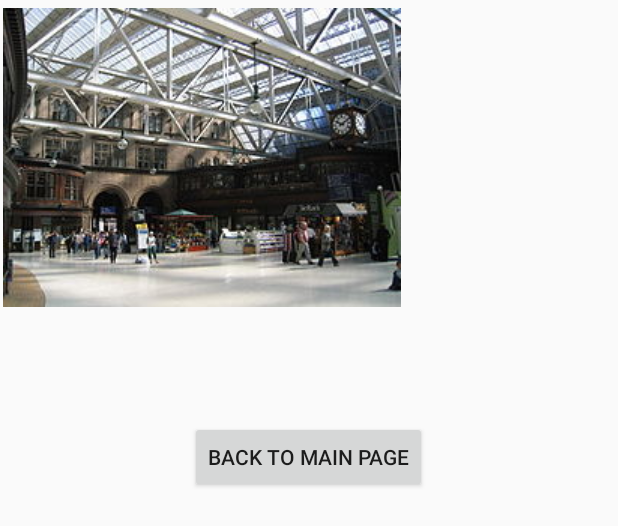
After one commit to mathew1/MobileProgrammingCoursework, an Android app: the layout database_output.xml on its own in the app's theme, with its tools: preview values and no code run, on a phone screen of 412 x 824 dp. The commit adds this screen. Shown: the top 526 px of the screen. Run offline under Robolectric (Android 15) with nearby library versions, the phone set to English and light mode, and no system bars.

Commit message:
Adding Database Code

```diff
--- a/app/src/main/AndroidManifest.xml
+++ b/app/src/main/AndroidManifest.xml
@@ -20,6 +20,9 @@
             android:name=".parserOutputScreen"
             android:label="@string/app_name" />
 
+        <activity
+            android:name=".databaseOutputScreen"
+            android:label="@string/app_name" />
     </application>
 
 </manifest>
--- /dev/null
+++ b/app/src/main/res/layout/database_output.xml
@@ -0,0 +1,45 @@
+<?xml version="1.0" encoding="utf-8"?>
+<LinearLayout xmlns:android="http://schemas.android.com/apk/res/android"
+    android:orientation="vertical" android:layout_width="match_parent"
+    android:layout_height="match_parent">
+
+    <ImageView
+        android:layout_width="wrap_content"
+        android:layout_height="wrap_content"
+        android:layout_centerInParent="true"
+        android:layout_marginTop="5dp"
+        android:layout_marginBottom="5dp"
+        android:paddingLeft="2dp"
+        android:paddingRight="2dp"
+        android:id="@+id/imgViewTrainStation"
+        android:src="@drawable/glasgow_central"/>
+
+    <TextView
+        android:layout_width="wrap_content"
+        android:layout_height="wrap_content"
+        android:textAppearance="?android:attr/textAppearanceMedium"
+        android:layout_marginTop="5dp"
+        android:layout_marginBottom="5dp"
+        android:paddingLeft="2dp"
+        android:paddingRight="2dp"
+        android:textColor="#556B2F"
+        android:id="@+id/trainStationTitle"/>
+
+    <TextView
+        android:layout_width="wrap_content"
+        android:layout_height="wrap_content"
+        android:textAppearance="?android:attr/textAppearanceMedium"
+        android:layout_marginTop="5dp"
+        android:layout_marginBottom="5dp"
+        android:paddingLeft="2dp"
+        android:paddingRight="2dp"
+        android:textColor="#5F9EA0"
+        android:id="@+id/trainStationAddress"/>
+
+    <Button
+        android:layout_width="wrap_content"
+        android:layout_height="wrap_content"
+        android:text="Back to Main Page"
+        android:id="@+id/btnMainPage"
+        android:layout_gravity="center_horizontal" />
+</LinearLayout>
```
Also changed, not shown: app/src/main/java/com/example/mathew/mobileprogrammingcoursework/MainActivity.java (+9 -1 lines), app/src/main/java/com/example/mathew/mobileprogrammingcoursework/databaseInfo.java (added, +46 -0 lines), app/src/main/java/com/example/mathew/mobileprogrammingcoursework/databaseInfoDBMgr.java (added, +186 -0 lines), app/src/main/java/com/example/mathew/mobileprogrammingcoursework/databaseOutputScreen.java (+34 -1 lines), app/src/main/java/com/example/mathew/mobileprogrammingcoursework/parserOutputScreen.java (+2 -5 lines), app/src/main/res/layout/activity_main.xml (+11 -3 lines), app/src/main/res/drawable/glasgow_central.png (added).
